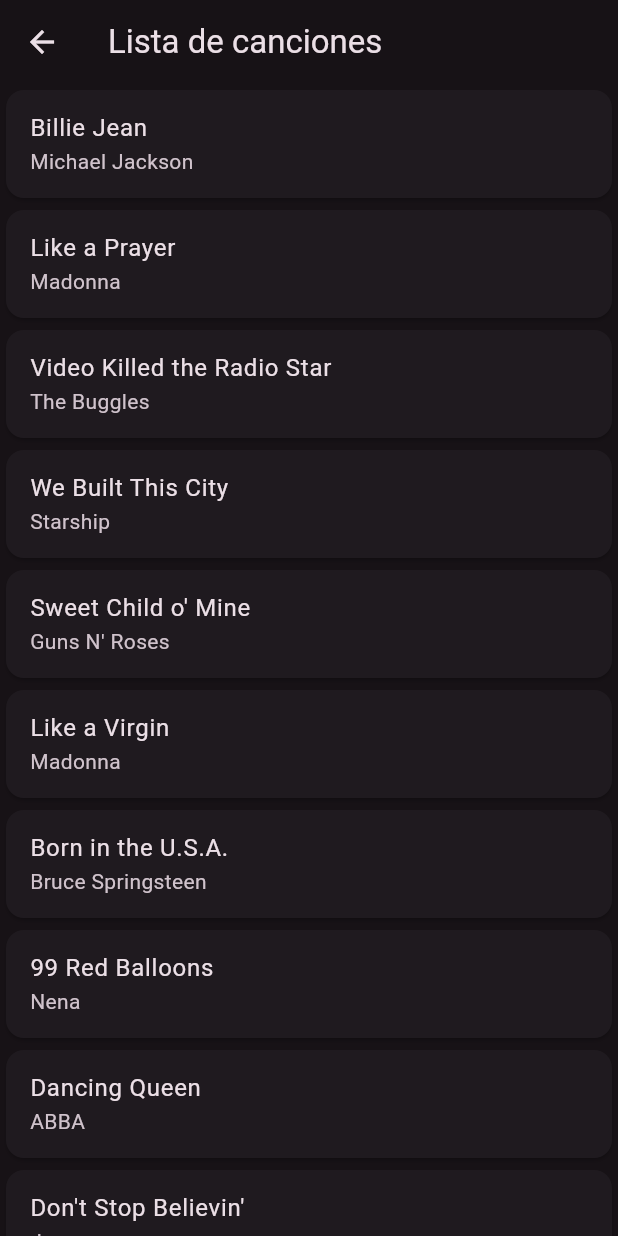
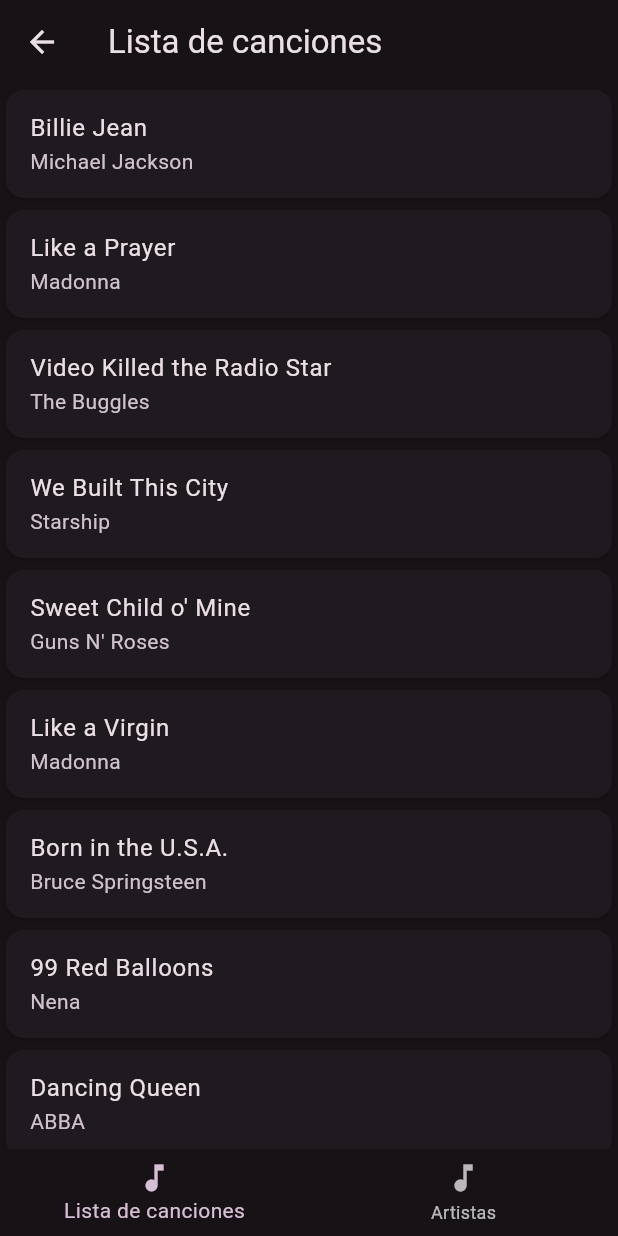
Before and after one commit to stefano-dannunzio/ConsumifyApp, a Flutter app: the screen it shows after launch, after a tap on "GO TO LIST SCREEN", on a phone screen of 412 x 824 dp. Run offline on Flutter 3.47's test engine with Material 3 defaults, Android fonts, the phone set to English and light mode, and no system bars; our stand-ins replace google_fonts.

Commit message:
NavigationBar and artists screen added

```diff
--- a/lib/screens/home_screen.dart
+++ b/lib/screens/home_screen.dart
@@ -30,8 +30,7 @@ class HomeScreen extends StatelessWidget {
                 onPressed: () {
                   Navigator.push(
                     context,
-                    MaterialPageRoute(
-                        builder: (context) => const SonglistScreen()),
+                    MaterialPageRoute(builder: (context) => const MainScreen()),
                   );
                 },
                 style: ElevatedButton.styleFrom(
--- /dev/null
+++ b/lib/screens/main_screen.dart
@@ -0,0 +1,48 @@
+import 'package:consumify/screens/artist_screen.dart';
+import 'package:consumify/screens/screens.dart';
+import 'package:flutter/material.dart';
+
+class MainScreen extends StatefulWidget {
+  const MainScreen({super.key});
+
+  @override
+  // ignore: library_private_types_in_public_api
+  _MainScreenState createState() => _MainScreenState();
+}
+
+class _MainScreenState extends State<MainScreen> {
+  int _currentIndex = 0;
+  final List<Widget> _children = [
+    const SonglistScreen(),
+    const ArtistScreen(),
+    // Agrega ArtistScreen aquí si ya lo has implementado
+  ];
+
+  void _onItemTapped(int index) {
+    setState(() {
+      _currentIndex = index;
+    });
+  }
+
+  @override
+  Widget build(BuildContext context) {
+    return Scaffold(
+      body: _children.elementAt(_currentIndex),
+      bottomNavigationBar: BottomNavigationBar(
+        currentIndex: _currentIndex,
+        onTap: _onItemTapped,
+        items: const [
+          BottomNavigationBarItem(
+            icon: Icon(Icons.music_note),
+            label: 'Lista de canciones',
+          ),
+          BottomNavigationBarItem(
+            icon: Icon(Icons.music_note),
+            label: 'Artistas',
+          ),
+          // Agrega un ítem para ArtistScreen aquí si ya lo has implementado
+        ],
+      ),
+    );
+  }
+}
--- a/lib/screens/screens.dart
+++ b/lib/screens/screens.dart
@@ -1,3 +1,4 @@
 export 'package:consumify/screens/home_screen.dart';
 export 'package:consumify/screens/songlist_screen.dart';
 export 'package:consumify/screens/single_song_screen.dart';
+export 'package:consumify/screens/main_screen.dart';
--- a/lib/screens/songlist_screen.dart
+++ b/lib/screens/songlist_screen.dart
@@ -1,5 +1,5 @@
 import 'package:consumify/utilities/songs_loader.dart';
-import 'package:consumify/widgets/songCard.dart';
+import 'package:consumify/widgets/song_card.dart';
 import 'package:flutter/material.dart';
 
 class SonglistScreen extends StatefulWidget {
--- a/lib/widgets/songCard.dart
+++ b/lib/widgets/song_card.dart
@@ -1,11 +1,11 @@
-import 'package:consumify/screens/single_song_screen.dart';
+import 'package:consumify/screens/screens.dart';
 import 'package:consumify/utilities/songs_loader.dart';
 import 'package:flutter/material.dart';
 
 class SongCard extends StatelessWidget {
   final Song song;
 
-  SongCard({required this.song});
+  const SongCard({super.key, required this.song});
 
   @override
   Widget build(BuildContext context) {
```
Also changed, not shown: lib/screens/artist_screen.dart (added, +66 -0 lines).
